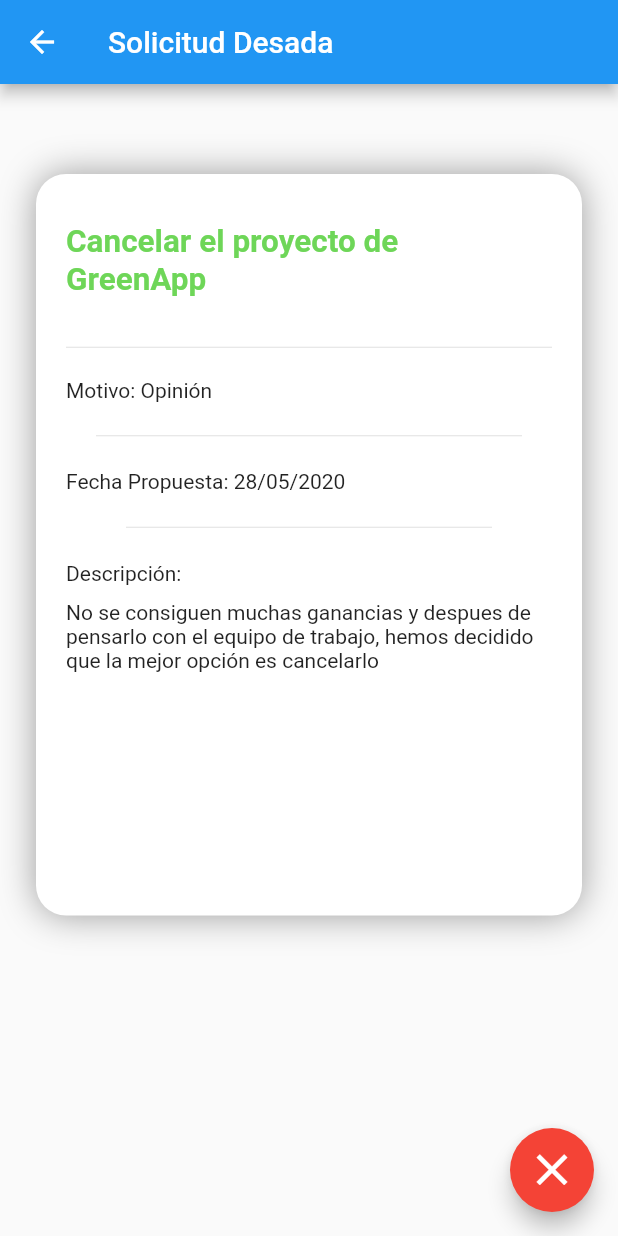
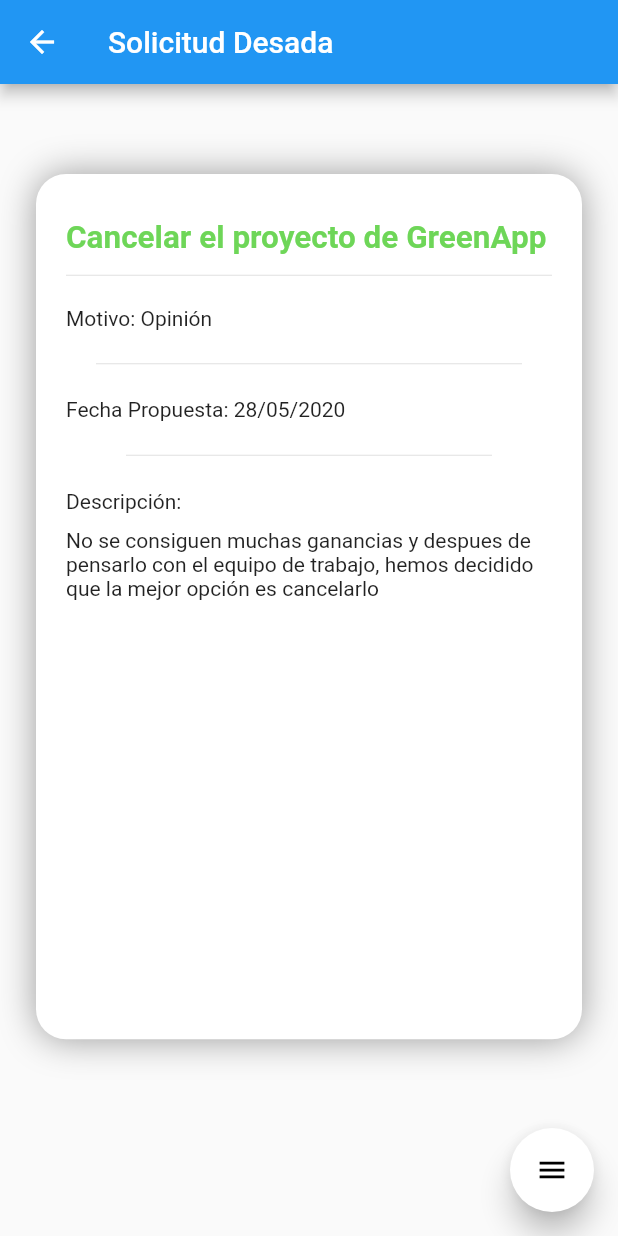
Before and after one commit to Yesid-Development/Alga_Frontend, a Flutter app: the RequestPage screen opened by its route, after a tap on "Uno", on a phone screen of 412 x 824 dp. Run offline on Flutter 3.47's test engine with Material 2 defaults, Android fonts, the phone set to English and light mode, and no system bars; drawn by our look-alikes of flutter_speed_dial; our stand-ins replace animate_do, curved_navigation_bar, firebase_auth, flutter_signin_button, flutter_spinkit, font_awesome_flutter and 2 more; accounts and stored records are empty.

Commit message:
Vistas corregidas del dashboard
Se corrigio el codigo de las vistas de solicitud y documentos

```diff
--- a/lib/src/pages/open_request_page.dart
+++ b/lib/src/pages/open_request_page.dart
@@ -1,4 +1,6 @@
 import 'package:flutter/material.dart';
+import 'package:flutter_speed_dial/flutter_speed_dial.dart';
+import 'package:font_awesome_flutter/font_awesome_flutter.dart';
 
 class OpenRequestPage extends StatefulWidget {
   @override
@@ -12,94 +14,89 @@ class _OpenRequestPageState extends State<OpenRequestPage> {
       appBar: AppBar(
         title: Text("Solicitud Desada"),
       ),
-       floatingActionButton: FloatingActionButton(
-// La idea es que se ponga el color segun el estado de la solicitud, Verde aceptado, Oro en espera y Rojo negado
-        // backgroundColor: Color(0xff32a05f),
-        // child: Icon(Icons.check, size: 35, color:  Colors.white)
-        // backgroundColor: Color.fromRGBO(255, 191, 0, 1),
-        // child: Icon(Icons.access_time, size: 35, color:  Colors.white)
-        backgroundColor: Colors.red,
-        child: Icon(Icons.close, size: 35, color:  Colors.white),
-        onPressed: (){},
-      ),
-      body: Stack(
-        children: <Widget>[
-          _fondo(),
-        ],
-      ),
+      body: _showRequest(),
+      floatingActionButton: _buildFloatingButton(),
     );
   }
 
-   Widget _fondo(){
+  Widget _showRequest() {
     final size = MediaQuery.of(context).size;
 
     return Container(
-      height: size.height * 0.6,
-      margin:  EdgeInsets.only(left: 24,right: 24, top: 60, bottom: 40),
+      height: size.height * 0.7,
+      margin: EdgeInsets.only(left: 24, right: 24, top: 60, bottom: 40),
       decoration: BoxDecoration(
           borderRadius: BorderRadius.circular(20.0),
-        color: Colors.white ,
+          color: Colors.white,
           boxShadow: [
             BoxShadow(
               color: Colors.black38,
               blurRadius: 20.0,
             )
-        ]
-      ),
+          ]),
       child: _titulo(),
     );
   }
 
-  Widget _titulo(){
+  Widget _titulo() {
     return Container(
-      padding: EdgeInsets.only(right: 20, left: 20, top: 23, bottom: 23),
-      child: Stack(
+      padding: EdgeInsets.symmetric(
+        vertical: 20,
+        horizontal: 20,
+      ),
+      child: Column(
         children: <Widget>[
-          Column(
-            children: <Widget>[
-              SizedBox(height: 10,),
+          SizedBox(
+            height: 10,
+          ),
           Row(
             children: <Widget>[
-                  SizedBox(
-                    width: 320,
-                    height: 70,
- //Tamaño normal//
-                    child: Text("Cancelar el proyecto de GreenApp", style: TextStyle(color: Color.fromRGBO(110, 214, 88, 1), fontSize: 21,fontWeight: FontWeight.bold)),
+              Text("Cancelar el proyecto de GreenApp",
+                  style: TextStyle(
+                      color: Color.fromRGBO(110, 214, 88, 1),
+                      fontSize: 21,
+                      fontWeight: FontWeight.bold)),
 //Tamaño maximo de caracteres//
               // child: Text("Útil para tus comentarios en Twitter, así como para muchas otras aplicaciones, esta es una calculada", style: TextStyle(color: Color.fromRGBO(110, 214, 88, 1), fontSize: 18,fontWeight: FontWeight.bold)),
-                  )
             ],
           ),
-              Divider(height: 25,),
-              SizedBox(height: 8,),
+          Divider(
+            height: 25,
+          ),
+          SizedBox(
+            height: 8,
+          ),
           Row(
-                children: <Widget>[
-                  Text("Motivo: "),
-                  Text("Opinión")
-                ],
+            children: <Widget>[Text("Motivo: "), Text("Opinión")],
           ),
-              Divider( height: 45, indent: 20, endIndent: 20,),
+          Divider(
+            height: 45,
+            indent: 20,
+            endIndent: 20,
+          ),
           Row(
-                children: <Widget>[
-                  Text("Fecha Propuesta: "),
-                  Text("28/05/2020")
-                ],
+            children: <Widget>[Text("Fecha Propuesta: "), Text("28/05/2020")],
           ),
-              Divider(height: 45, indent: 40, endIndent: 40, ),
+          Divider(
+            height: 45,
+            indent: 40,
+            endIndent: 40,
+          ),
           Row(
             children: <Widget>[
               Text("Descripción: "),
             ],
           ),
-              SizedBox(height: 10,),
+          SizedBox(
+            height: 10,
+          ),
           Row(
             children: <Widget>[
               SizedBox(
                 width: 320,
                 height: 160,
-                    child: Text("No se consiguen muchas ganancias y despues de pensarlo con el equipo de trabajo, hemos decidido que la mejor opción es cancelarlo"),
-                  )
-                ],
+                child: Text(
+                    "No se consiguen muchas ganancias y despues de pensarlo con el equipo de trabajo, hemos decidido que la mejor opción es cancelarlo"),
               )
             ],
           )
@@ -108,5 +105,32 @@ class _OpenRequestPageState extends State<OpenRequestPage> {
     );
   }
 
+  SpeedDial _buildFloatingButton() {
+    return SpeedDial(
+      marginRight: 5,
+      marginBottom: 10,
+      animatedIcon: AnimatedIcons.menu_close,
+      animatedIconTheme: IconThemeData(size: 22.0),
+      visible: true,
+      closeManually: false,
+      curve: Curves.bounceIn,
+      overlayColor: Colors.black,
+      overlayOpacity: 0.5,
+      backgroundColor: Colors.white,
+      foregroundColor: Colors.black,
+      elevation: 8.0,
+      shape: CircleBorder(),
+      children: [
+        SpeedDialChild(
+          child: Icon(FontAwesomeIcons.check),
+          backgroundColor: Colors.green,
+          label: 'Aceptado',
+          labelStyle: TextStyle(fontSize: 18.0),
+          onTap: () {
+          },
+        ),
+      ],
+    );
+  }
 
 }
--- a/lib/src/pages/request_page.dart
+++ b/lib/src/pages/request_page.dart
@@ -1,56 +1,45 @@
 import 'package:flutter/material.dart';
 import 'package:alga_frontend/src/pages/new_request_page.dart';
 import 'package:alga_frontend/src/pages/open_request_page.dart';
+
 class RequestPage extends StatefulWidget {
   @override
   _RequestPageState createState() => _RequestPageState();
 }
 
-  final solicitudes = ['Uno','Dos','Tres','Cuatro','Cinco','Seis'];
+final solicitudes = ['Uno', 'Dos', 'Tres', 'Cuatro', 'Cinco', 'Seis'];
 
 class _RequestPageState extends State<RequestPage> {
   @override
   Widget build(BuildContext context) {
     return Scaffold(
-      appBar: AppBar(
-        title: Text('Solicitudes')
+      appBar: AppBar(title: Text('Solicitudes')),
+      body: ListView(
+        children: _buildList(),
       ),
-      floatingActionButton: FloatingActionButton(
-        backgroundColor: Color.fromRGBO(255, 255, 255, 100),
-        child: Icon(Icons.add, size: 35, color:  Color(0xff32a05f)),
-        onPressed: (){
-            final route = MaterialPageRoute(builder: (context)=> NewRequestPage());
-            Navigator.push(context, route);
-        }
-      ),
-      body: Stack(
-        children: <Widget>[
-          ListView(
-            children: _crearLista()          )
-        ],
-      ),
+      floatingActionButton: _buildFloatingActionButton(),
     );
   }
 
-  List<Widget> _crearLista() {
-
-  return solicitudes.map(( item ){
-
-    return Column(
+  List<Widget> _buildList() {
+    return solicitudes.map(
+      (item) {
+        return Column(
           children: <Widget>[
             ListTile(
               title: Text(item),
               subtitle: Text('Motivo'),
-              trailing: Icon( Icons.arrow_forward_ios,
+              trailing: Icon(
+                Icons.arrow_forward_ios,
 // La idea es que se ponga el color segun el estado de la solicitud, Verde aceptado, Oro en espera y Rojo negado
                 // color: Color(0xff32a05f),
                 // color: Color.fromRGBO(255, 191, 0, 1)
                 // color: Colors.red
               ),
-              onTap: (){
-                final route = MaterialPageRoute(builder: (context)=> OpenRequestPage());
+              onTap: () {
+                final route =
+                    MaterialPageRoute(builder: (context) => OpenRequestPage());
                 Navigator.push(context, route);
-
 
                 // Navigator.pushReplacementNamed(context, 'newR');
               },
@@ -58,9 +47,18 @@ class _RequestPageState extends State<RequestPage> {
             Divider(),
           ],
         );
+      },
+    ).toList();
+  }
 
-  }).toList();
-
-
+  FloatingActionButton _buildFloatingActionButton() {
+    return FloatingActionButton(
+        backgroundColor: Color.fromRGBO(255, 255, 255, 100),
+        child: Icon(Icons.add, size: 35, color: Color(0xff32a05f)),
+        onPressed: () {
+          final route =
+              MaterialPageRoute(builder: (context) => NewRequestPage());
+          Navigator.push(context, route);
+        });
   }
 }
```
Also changed, not shown: lib/main.dart (+4 -4 lines), lib/src/pages/listad_page.dart (+17 -26 lines), lib/src/pages/new_request_page.dart (+153 -164 lines), lib/src/pages/requests_page.dart (deleted, +0 -10 lines). Lines whose indentation alone changed are shown as unchanged.
